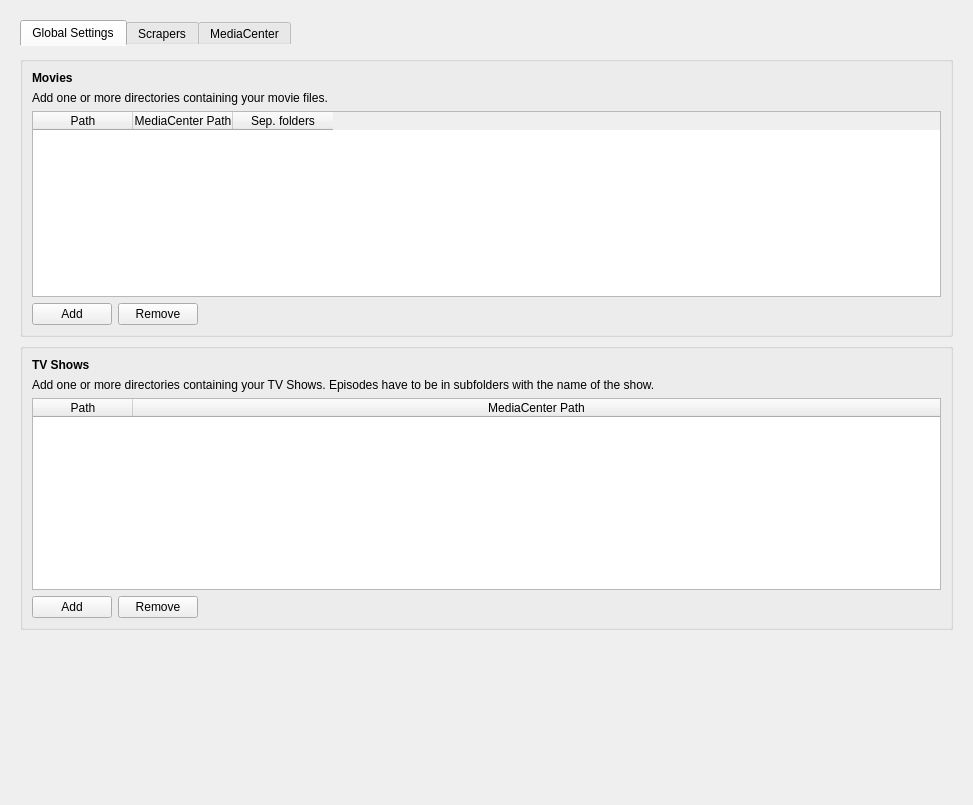
The window that settings/Settings.ui (Komet/MediaElch) describes before a commit, drawn with Qt 5.
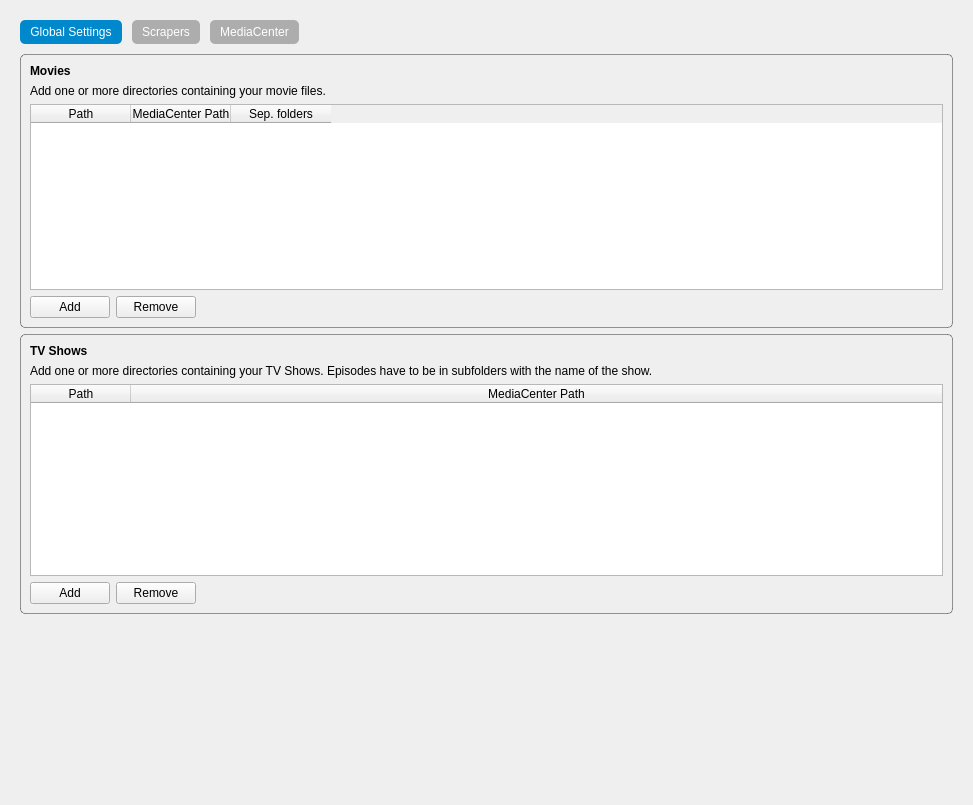
The same window after the commit. Icons and pictures are not drawn.

What changed in the file:
```diff
--- a/settings/Settings.ui
+++ b/settings/Settings.ui
@@ -34,8 +34,35 @@
 
 QGroupBox {
 	background-image: url(:/img/pattern.png);
+	border-radius: 5px;
+	border: 1px solid rgba(0, 0, 0, 100);
 }
 
+QTabBar:tab {
+/*	border: 1px solid rgba(0, 0, 0, 100);*/
+	padding: 5px;
+	padding-left: 10px;
+	padding-right: 10px;
+	border-radius: 5px;
+	margin-right: 10px;
+	color: #0088cc;
+	background-color: rgba(0, 0, 0, 70);
+	color: rgb(255, 255, 255);
+}
+
+QTabBar::tab:hover {
+/*	background-color: #eeeeee;
+	color: #005580;*/
+	background-color: rgba(0, 0, 0, 90);
+	color: rgb(255, 255, 255);
+}
+
+QTabBar::tab:selected {
+	background-color: #0088cc;
+	color: rgb(255, 255, 255);
+}
+
+
 /*
 QTabWidget::pane {
 	border: 1px solid rgba(0, 0, 0, 100);
```
